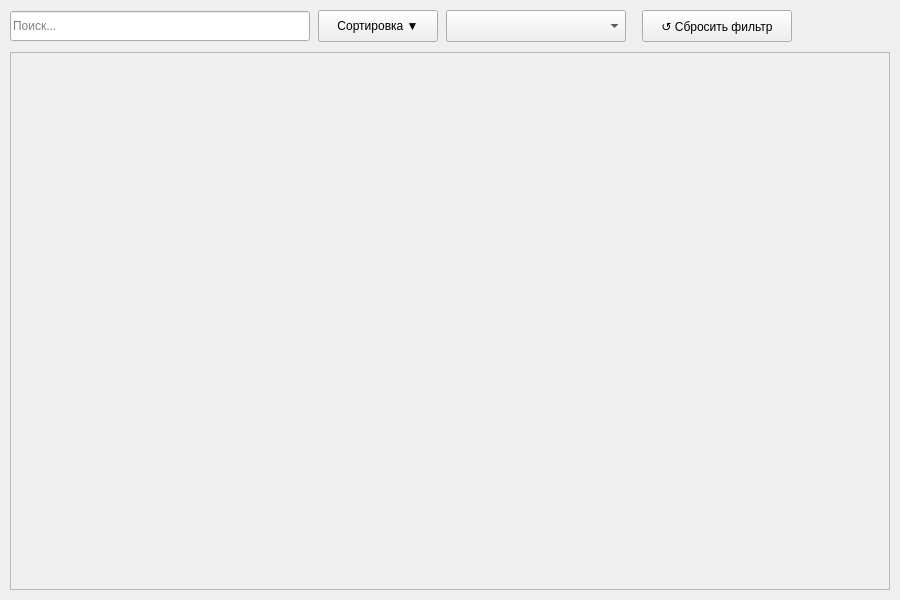
lerakaplich/Documents, file client/ui/system/employees/employee_page.ui: the form before one commit.
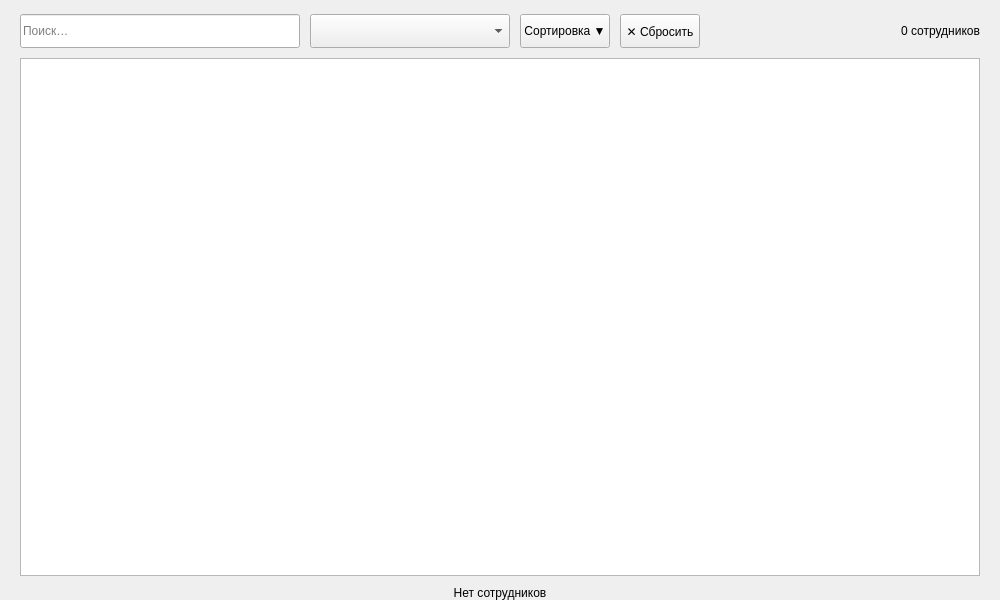
The form after the commit.

Commit message: таблица вместо сотрудников

```diff
--- a/client/ui/system/employees/employee_page.ui
+++ b/client/ui/system/employees/employee_page.ui
@@ -2,17 +2,7 @@
 <ui version="4.0">
  <class>EmployeesPage</class>
  <widget class="QWidget" name="EmployeesPage">
-  <property name="geometry">
-   <rect>
-    <x>0</x>
-    <y>0</y>
-    <width>900</width>
-    <height>600</height>
-   </rect>
-  </property>
-  <property name="windowTitle">
-   <string>Сотрудники</string>
-  </property>
+  <property name="geometry"><rect><x>0</x><y>0</y><width>1000</width><height>600</height></rect></property>
   <property name="styleSheet">
    <string notr="true">background-color: transparent;
 
@@ -65,180 +55,40 @@
     border: none;
 }</string>
   </property>
-  <layout class="QVBoxLayout" name="mainLayout">
-   <property name="spacing">
-    <number>10</number>
-   </property>
-   <property name="leftMargin">
-    <number>10</number>
-   </property>
-   <property name="topMargin">
-    <number>10</number>
-   </property>
-   <property name="rightMargin">
-    <number>10</number>
-   </property>
-   <property name="bottomMargin">
-    <number>10</number>
-   </property>
+  <layout class="QVBoxLayout" name="verticalLayout">
+   <property name="spacing"><number>10</number></property>
+   <property name="leftMargin"><number>20</number></property>
+   <property name="topMargin"><number>14</number></property>
+   <property name="rightMargin"><number>20</number></property>
+   <property name="bottomMargin"><number>0</number></property>
    <item>
     <layout class="QHBoxLayout" name="toolbarLayout">
-     <property name="spacing">
-      <number>8</number>
-     </property>
+     <property name="spacing"><number>10</number></property>
      <item>
       <widget class="QLineEdit" name="searchEdit">
-       <property name="minimumSize">
-        <size>
-         <width>300</width>
-         <height>30</height>
-        </size>
-       </property>
-       <property name="maximumSize">
-        <size>
-         <width>300</width>
-         <height>30</height>
-        </size>
-       </property>
-       <property name="styleSheet">
-        <string notr="true">QLineEdit {
-    border: 1px solid {BORDER_INPUT};
-    border-radius: 8px;
-    padding: 5px 15px;
-    font-size: 14px;
-    background-color: {BG_INPUT};
-    color: {TEXT_PRIMARY};
-}
-QLineEdit:focus {
-    border: 2px solid {ACCENT_DANGER};
-}</string>
-       </property>
-       <property name="placeholderText">
-        <string>Поиск...</string>
-       </property>
+       <property name="minimumSize"><size><width>280</width><height>34</height></size></property>
+       <property name="maximumSize"><size><width>360</width><height>34</height></size></property>
+       <property name="placeholderText"><string>Поиск…</string></property>
+       <property name="clearButtonEnabled"><bool>true</bool></property>
+      </widget>
+     </item>
+     <item>
+      <widget class="QComboBox" name="orgCombo">
+       <property name="minimumSize"><size><width>200</width><height>34</height></size></property>
       </widget>
      </item>
      <item>
       <widget class="QPushButton" name="btnSort">
-       <property name="minimumSize">
-        <size>
-         <width>120</width>
-         <height>32</height>
-        </size>
-       </property>
-       <property name="styleSheet">
-        <string notr="true">QPushButton {
-    background-color: {BTN_SECONDARY_BG};
-    border-radius: 4px;
-    font-weight: normal;
-    color: {TEXT_BLACK};
-}
-QPushButton:hover {
-    background-color: {BTN_SECONDARY_HOVER_BG};
-}
-</string>
-       </property>
-       <property name="text">
-        <string>Сортировка ▼</string>
-       </property>
-      </widget>
-     </item>
-     <item>
-      <widget class="QComboBox" name="comboOrganization">
-       <property name="minimumSize">
-        <size>
-         <width>180</width>
-         <height>32</height>
-        </size>
-       </property>
-       <property name="styleSheet">
-        <string notr="true">
-QComboBox {
-    background-color: {BG_INPUT};
-    border: 1px solid {BORDER_COMBO_SOFT};
-    border-radius: 8px;
-    padding: 5px;
-    color: {TEXT_BLACK};
-}
-QComboBox:hover {
-    border-color: {ACCENT_PRIMARY};
-}
-QComboBox::drop-down {
-    border: none;
-}
-QComboBox::down-arrow {
-    image: none;
-    border: none;
-}
-</string>
-       </property>
-      </widget>
-     </item>
-     <item>
-      <widget class="QWidget" name="dynamicFiltersWidget" native="true">
-       <property name="sizePolicy">
-        <sizepolicy hsizetype="Fixed" vsizetype="Preferred">
-         <horstretch>0</horstretch>
-         <verstretch>0</verstretch>
-        </sizepolicy>
-       </property>
-       <layout class="QHBoxLayout" name="dynamicFiltersLayout">
-        <property name="spacing">
-         <number>8</number>
-        </property>
-        <property name="leftMargin">
-         <number>0</number>
-        </property>
-        <property name="topMargin">
-         <number>0</number>
-        </property>
-        <property name="rightMargin">
-         <number>0</number>
-        </property>
-        <property name="bottomMargin">
-         <number>0</number>
-        </property>
-       </layout>
+       <property name="minimumSize"><size><width>0</width><height>34</height></size></property>
+       <property name="cursor"><cursorShape>PointingHandCursor</cursorShape></property>
+       <property name="text"><string>Сортировка ▼</string></property>
       </widget>
      </item>
      <item>
       <widget class="QPushButton" name="btnResetFilters">
-       <property name="minimumSize">
-        <size>
-         <width>150</width>
-         <height>32</height>
-        </size>
-       </property>
-       <property name="maximumSize">
-        <size>
-         <width>32</width>
-         <height>32</height>
-        </size>
-       </property>
-       <property name="toolTip">
-        <string>Сбросить все фильтры и поиск</string>
-       </property>
-       <property name="styleSheet">
-        <string notr="true">
-QPushButton {
-    background-color: {ACCENT_PRIMARY};
-    color: {TEXT_ON_ACCENT};
-    border-radius: 8px;
-    font-weight: bold;
-    font-size: 13px;
-    border: none;
-}
-QPushButton:hover {
-    background-color: {ACCENT_HOVER_SOFT};
-}
-QPushButton:pressed {
-    background-color: {ACCENT_PRESSED_DEEP};
-}
-        </string>
-       </property>
-       <property name="text">
-        <string>↺ Сбросить фильтр</string>
-       </property>
+       <property name="minimumSize"><size><width>0</width><height>34</height></size></property>
+       <property name="cursor"><cursorShape>PointingHandCursor</cursorShape></property>
+       <property name="text"><string>✕ Сбросить</string></property>
       </widget>
      </item>
      <item>
@@ -254,72 +104,22 @@
        </property>
       </spacer>
      </item>
+     <item>
+      <widget class="QLabel" name="countLabel">
+       <property name="styleSheet"><string notr="true">border: none; background-color: transparent; font-size: 12px; color: {TEXT_ACCENT_SOFT};</string></property>
+       <property name="text"><string>0 сотрудников</string></property>
+      </widget>
+     </item>
     </layout>
    </item>
    <item>
-    <widget class="QScrollArea" name="scrollArea">
-    <property name="sizePolicy">
-        <sizepolicy hsizetype="Expanding" vsizetype="Expanding">
-            <horstretch>1</horstretch>
-            <verstretch>1</verstretch>
-        </sizepolicy>
-    </property>
-     <property name="styleSheet">
-      <string notr="true">
-QScrollArea {
-    border: none;
-    background-color: transparent;
-}
-QScrollBar:vertical {
-    border: none;
-    background-color: {BG_HOVER_LIGHT};
-    width: 12px;
-    border-radius: 6px;
-}
-QScrollBar::handle:vertical {
-    background-color: {SCROLLBAR_HANDLE_SOFT};
-    border-radius: 6px;
-    min-height: 20px;
-}
-QScrollBar::handle:vertical:hover {
-    background-color: {SCROLLBAR_HANDLE_SOFT_HOVER};
-}
-QScrollBar::add-line:vertical, QScrollBar::sub-line:vertical {
-    border: none;
-    background: none;
-}
-</string>
-     </property>
-     <property name="widgetResizable">
-      <bool>true</bool>
-     </property>
-     <widget class="QWidget" name="scrollAreaWidgetContents">
-      <property name="geometry">
-       <rect>
-        <x>0</x>
-        <y>0</y>
-        <width>880</width>
-        <height>536</height>
-       </rect>
-      </property>
-      <layout class="QVBoxLayout" name="scrollAreaLayout">
-       <property name="spacing">
-        <number>10</number>
-       </property>
-       <property name="leftMargin">
-        <number>0</number>
-       </property>
-       <property name="topMargin">
-        <number>0</number>
-       </property>
-       <property name="rightMargin">
-        <number>10</number>
-       </property>
-       <property name="bottomMargin">
-        <number>0</number>
-       </property>
-      </layout>
-     </widget>
+    <widget class="QTableWidget" name="employeesTable"/>
+   </item>
+   <item>
+    <widget class="QLabel" name="emptyLabel">
+     <property name="styleSheet"><string notr="true">border: none; background-color: transparent; font-size: 16px; color: {TEXT_MUTED_ALT}; padding: 40px;</string></property>
+     <property name="text"><string>Нет сотрудников</string></property>
+     <property name="alignment"><set>Qt::AlignmentFlag::AlignCenter</set></property>
     </widget>
    </item>
   </layout>
```
Left out of the diff: 89 changed lines with no effect on the pictures. The commit also changes 15 other files.
